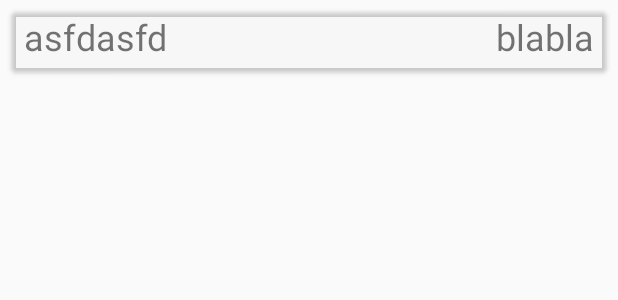
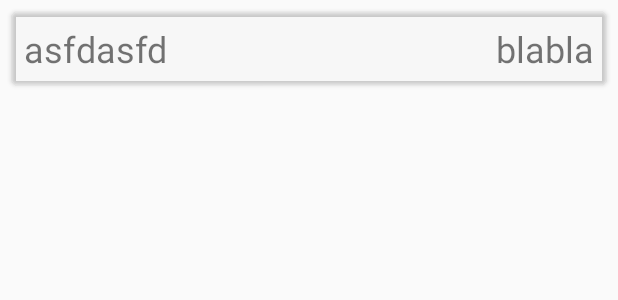
Before and after one commit to antonpriyma/BMSTU, an Android app: the layout list_item_conversion.xml on its own in the app's theme, with its tools: preview values and no code run, on a phone screen of 412 x 824 dp. Shown: the top 300 px of the screen. Run offline under Robolectric (Android 15) with nearby library versions, the phone set to English and light mode, and no system bars.

Commit message:
ANDROID RK 1

```diff
--- a/Android/app/src/main/java/com/example/exchanger/ui/conversion/ConversionActivity.kt
+++ b/Android/app/src/main/java/com/example/exchanger/ui/conversion/ConversionActivity.kt
@@ -1,6 +1,8 @@
 package com.example.exchanger.ui.conversion
 
 import android.content.Intent
+import android.content.SharedPreferences
+import android.preference.Preference
 import android.preference.PreferenceManager
 import android.view.Menu
 import android.view.MenuItem
@@ -60,6 +62,7 @@ class ConversionActivity : CleanActivity<ConversionPresenter>(), ConversionView
 
             }
         }
+
     }
 
     override fun hideConversions() {
@@ -84,6 +87,8 @@ class ConversionActivity : CleanActivity<ConversionPresenter>(), ConversionView
         return true
     }
 
+
+
     override fun onOptionsItemSelected(item: MenuItem): Boolean {
         return when (item.itemId) {
             R.id.update -> {
--- a/Android/app/src/main/res/layout/list_item_conversion.xml
+++ b/Android/app/src/main/res/layout/list_item_conversion.xml
@@ -14,15 +14,15 @@
     android:layout_height="wrap_content">
 
     <TextView
+        android:id="@+id/date_text"
         android:layout_width="wrap_content"
         android:layout_height="wrap_content"
-        android:id="@+id/date_text"
+        android:layout_margin="8dp"
         android:text="asfdasfd"
-        android:layout_margin="8dp"
         android:textSize="24sp"
         app:layout_constraintBottom_toBottomOf="parent"
         app:layout_constraintStart_toStartOf="parent"
-        />
+        app:layout_constraintTop_toTopOf="parent" />
 
     <TextView
         android:layout_width="wrap_content"
```
Also changed, not shown: Android/app/src/main/java/com/example/exchanger/ui/conversion/SettingsActivity.kt (+19 -2 lines).
